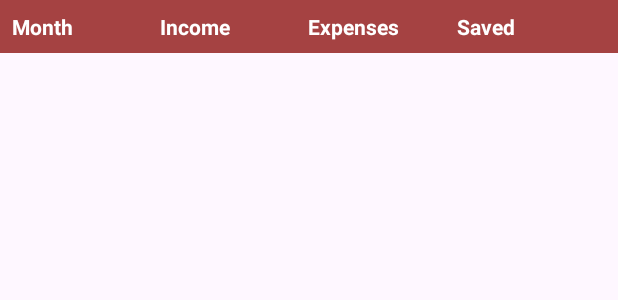
After one commit to Rednigo/MYBMobile, an Android app: the layout statistics_table.xml on its own in the app's theme, with its tools: preview values and no code run, on a phone screen of 412 x 824 dp. The commit adds this screen. Shown: the top 300 px of the screen. Run offline under Robolectric (Android 15) with nearby library versions, the phone set to English and light mode, and no system bars.

Commit message:
step_to_statistics

```diff
--- a/MYB/app/src/main/java/com/example/myb/SettingsFragment.kt
+++ b/MYB/app/src/main/java/com/example/myb/SettingsFragment.kt
@@ -5,7 +5,6 @@ import androidx.preference.PreferenceFragmentCompat
 
 class SettingsFragment : PreferenceFragmentCompat() {
     override fun onCreatePreferences(savedInstanceState: Bundle?, rootKey: String?) {
-        // Використайте змінений XML-файл з ресурсів для завантаження налаштувань
         setPreferencesFromResource(R.xml.settings, rootKey)
     }
 }
--- /dev/null
+++ b/MYB/app/src/main/res/layout/statistics_table.xml
@@ -0,0 +1,55 @@
+<!-- layout.statistics_table.xml -->
+<LinearLayout xmlns:android="http://schemas.android.com/apk/res/android"
+    android:id="@+id/statistics_table"
+    android:layout_width="match_parent"
+    android:layout_height="wrap_content"
+    android:orientation="vertical"
+    android:background="#A54242">
+
+    <!-- Хедер таблички -->
+    <LinearLayout
+        android:layout_width="match_parent"
+        android:layout_height="wrap_content"
+        android:orientation="horizontal"
+        android:padding="8dp">
+
+        <TextView
+            android:layout_width="0dp"
+            android:layout_height="wrap_content"
+            android:layout_weight="1"
+            android:text="Month"
+            android:textColor="#FFFFFF"
+            android:background="#A54242"
+            android:textStyle="bold" />
+
+        <TextView
+            android:layout_width="0dp"
+            android:layout_height="wrap_content"
+            android:layout_weight="1"
+            android:text="Income"
+            android:textColor="#FFFFFF"
+            android:background="#A54242"
+            android:textStyle="bold" />
+
+        <TextView
+            android:layout_width="0dp"
+            android:layout_height="wrap_content"
+            android:layout_weight="1"
+            android:text="Expenses"
+            android:textColor="#FFFFFF"
+            android:background="#A54242"
+            android:textStyle="bold" />
+
+        <TextView
+            android:layout_width="0dp"
+            android:layout_height="wrap_content"
+            android:layout_weight="1"
+            android:text="Saved"
+            android:textColor="#FFFFFF"
+            android:background="#A54242"
+            android:textStyle="bold" />
+    </LinearLayout>
+
+    <!-- Рядки таблички будуть додані програмно -->
+
+</LinearLayout>
```
Also changed, not shown: MYB/app/src/main/java/CustomHeaderView.kt (deleted, +0 -51 lines), MYB/app/src/main/java/com/example/myb/MainActivity.kt (+7 -6 lines), MYB/app/src/main/java/com/example/myb/StatisticsFragment.kt (added, +55 -0 lines), MYB/app/src/main/res/layout/row_item.xml (added, +43 -0 lines), MYB/app/src/main/res/xml/settings.xml (+3 -5 lines), MYB/app/src/main/res/xml/statistics.xml (added, +22 -0 lines).
